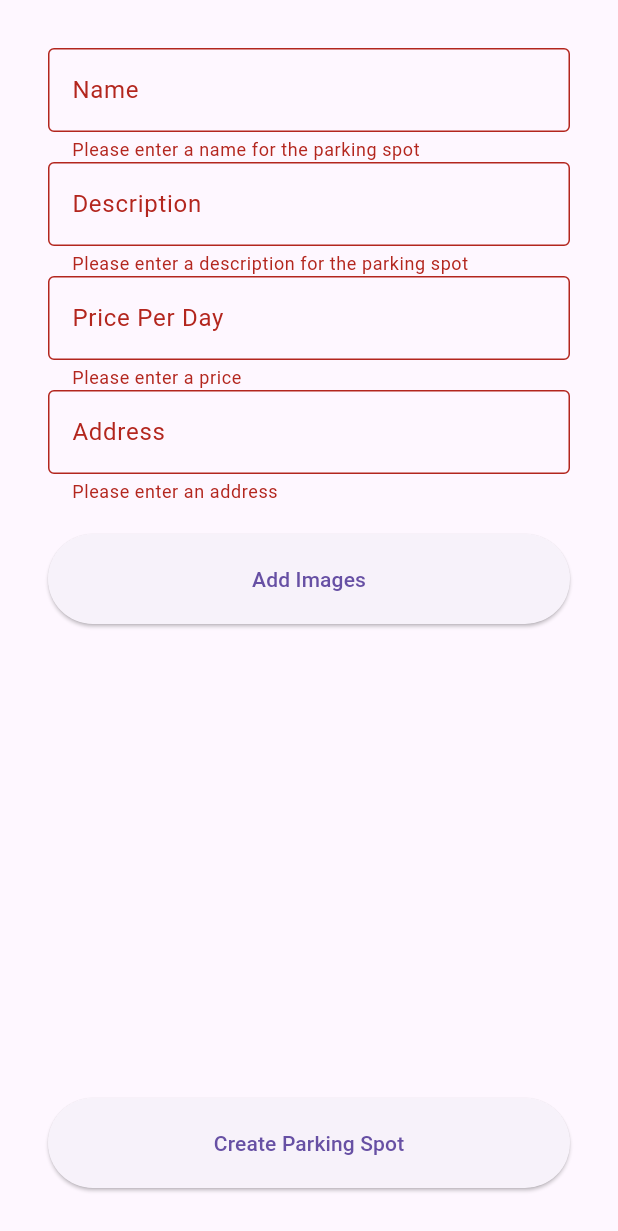
After one commit to MichalTaczala/renting_parking_spaces_app, a Flutter app: the AddParkingPage screen opened directly, after a tap on "Create Parking Spot", on a phone screen of 412 x 824 dp. The commit adds this screen. Shown: the top 1231 px of the screen. Run offline on Flutter 3.47's test engine with Material 3 defaults, Android fonts, the light colour scheme and no system bars; our stand-ins replace bloc, firebase_auth, firebase_core, flutter_bloc, freezed_annotation, google_sign_in and 1 more; missing offline and left inert: flutter_stripe; accounts and stored records are empty.

Commit message:
adding parking spot

```diff
--- /dev/null
+++ b/mobile_parking_app/lib/cubits/add_parking_spot_cubit/add_parking_spot_cubit.dart
@@ -0,0 +1,51 @@
+import 'dart:io';
+
+import 'package:bloc/bloc.dart';
+import 'package:mobile_parking_app/models/parking_details_model.dart';
+import 'package:mobile_parking_app/repositories/flask_repository.dart';
+
+import 'add_parking_spot_state.dart';
+
+class AddParkingSpotCubit extends Cubit<AddParkingSpotState> {
+  AddParkingSpotCubit(this._flaskRepository)
+      : super(const AddParkingSpotState());
+  final FlaskRepository _flaskRepository;
+
+  void nameChanged(String name) {
+    emit(state.copyWith(name: name));
+  }
+
+  void addressChanged(String address) {
+    emit(state.copyWith(address: address));
+  }
+
+  void priceChanged(String price) {
+    emit(state.copyWith(price: price));
+  }
+
+  void descriptionChanged(String description) {
+    emit(state.copyWith(description: description));
+  }
+
+  void imagesChanged(List<File> images) {
+    emit(state.copyWith(images: images));
+  }
+
+  Future<void> addParkingSpot() async {
+    await Future.wait(
+      [
+        _flaskRepository.addParkingSpot(
+          ParkingDetailsModel(
+            name: state.name,
+            address: state.address,
+            price: state.price,
+            description: state.description,
+            // images: state.images,
+            currency: 'USD',
+          ),
+        ),
+        _flaskRepository.addParkingSpotImages(state.images),
+      ],
+    );
+  }
+}
--- /dev/null
+++ b/mobile_parking_app/lib/cubits/add_parking_spot_cubit/add_parking_spot_state.dart
@@ -0,0 +1,16 @@
+import 'dart:io';
+
+import 'package:freezed_annotation/freezed_annotation.dart';
+
+part 'add_parking_spot_state.freezed.dart';
+
+@freezed
+class AddParkingSpotState with _$AddParkingSpotState {
+  const factory AddParkingSpotState({
+    @Default("") String name,
+    @Default("") String address,
+    @Default("") double price,
+    @Default("") String description,
+    @Default([]) List<File> images,
+  }) = _AddParkingSpotState;
+}
--- a/mobile_parking_app/lib/main.dart
+++ b/mobile_parking_app/lib/main.dart
@@ -6,6 +6,7 @@ import 'package:mobile_parking_app/cubits/authentication_cubit/authentication_cu
 import 'package:mobile_parking_app/cubits/authentication_cubit/authentication_state.dart';
 import 'package:mobile_parking_app/firebase_options.dart';
 import 'package:mobile_parking_app/models/parking_details_model.dart';
+import 'package:mobile_parking_app/pages/add_parking/add_parking_page.dart';
 import 'package:mobile_parking_app/pages/log_in/log_in_page.dart';
 import 'package:mobile_parking_app/pages/main_page/main_page.dart';
 import 'package:mobile_parking_app/pages/parking_details/parking_details_page.dart';
@@ -49,6 +50,7 @@ class MainApp extends StatelessWidget {
                       .arguments as ParkingDetailsModel,
                 ),
             "/payment": (context) => const StripePaymentPage(),
+            "/addParkingSpot": (context) => const AddParkingPage(),
           },
           builder: (context2, child) {
             return BlocListener<AuthenticationCubit, AuthenticationState>(
--- a/mobile_parking_app/lib/models/parking_details_model.dart
+++ b/mobile_parking_app/lib/models/parking_details_model.dart
@@ -1,32 +1,34 @@
+import 'dart:io';
+
 class ParkingDetailsModel {
-  final String id;
+  final String? id;
   final String name;
-  final String address;
-  final String phone;
-  final String email;
-  final List<String> images;
+  final String? address;
+  final String? phone;
+  final String? email;
+  final List<File>? images;
   final String description;
   final String? latitude;
   final String? longitude;
   final double price;
   final String currency;
-  final String rating;
-  final String distance;
+  final String? rating;
+  final String? distance;
 
   ParkingDetailsModel({
-    required this.id,
+    this.id,
     required this.name,
-    required this.address,
-    required this.phone,
-    required this.email,
-    required this.images,
+    this.address,
+    this.phone,
+    this.email,
+    this.images,
     required this.description,
-    required this.latitude,
-    required this.longitude,
+    this.latitude,
+    this.longitude,
     required this.price,
     required this.currency,
-    required this.rating,
-    required this.distance,
+    this.rating,
+    this.distance,
   });
 
   factory ParkingDetailsModel.fromJson(Map<String, dynamic> json) {
@@ -36,7 +38,7 @@ class ParkingDetailsModel {
       address: json['address'],
       phone: json['phone'],
       email: json['email'],
-      images: List<String>.from(json['images']),
+      images: [],
       description: json['description'],
       latitude: json['latitude'],
       longitude: json['longitude'],
@@ -46,4 +48,21 @@ class ParkingDetailsModel {
       distance: json['distance'],
     );
   }
+  Map<String, dynamic> toJson() {
+    return {
+      'id': id,
+      'name': name,
+      'address': address,
+      'phone': phone,
+      'email': email,
+      'images': images.map((file) => file.path).toList(),
+      'description': description,
+      'latitude': latitude,
+      'longitude': longitude,
+      'price': price,
+      'currency': currency,
+      'rating': rating,
+      'distance': distance,
+    };
+  }
 }
--- /dev/null
+++ b/mobile_parking_app/lib/pages/add_parking/add_parking_page.dart
@@ -0,0 +1,173 @@
+import 'dart:io';
+
+import 'package:flutter/material.dart';
+import 'package:flutter_bloc/flutter_bloc.dart';
+import 'package:image_picker/image_picker.dart';
+import 'package:mobile_parking_app/cubits/add_parking_spot_cubit/add_parking_spot_cubit.dart';
+import 'package:mobile_parking_app/cubits/add_parking_spot_cubit/add_parking_spot_state.dart';
+import 'package:mobile_parking_app/models/parking_details_model.dart';
+import 'package:mobile_parking_app/repositories/flask_repository.dart';
+
+class AddParkingScreen extends StatelessWidget {
+  const AddParkingScreen({super.key});
+
+  @override
+  Widget build(BuildContext context) {
+    return RepositoryProvider(
+      create: (context) => FlaskRepository(),
+      child: BlocProvider(
+        create: (context) =>
+            AddParkingSpotCubit(context.read<FlaskRepository>()),
+        child: const AddParkingPage(),
+      ),
+    );
+  }
+}
+
+class AddParkingPage extends StatefulWidget {
+  const AddParkingPage({super.key});
+
+  @override
+  State<AddParkingPage> createState() => _AddParkingPageState();
+}
+
+class _AddParkingPageState extends State<AddParkingPage> {
+  final _formKey = GlobalKey<FormState>();
+
+  final TextEditingController _addressController = TextEditingController();
+
+  final TextEditingController _nameController = TextEditingController();
+
+  final TextEditingController _priceController = TextEditingController();
+
+  final TextEditingController _descriptionController = TextEditingController();
+
+  late final List<File> _images;
+
+  Widget _buildNameField() {
+    return TextFormField(
+      controller: _nameController,
+      decoration: const InputDecoration(labelText: 'Name'),
+      validator: (value) {
+        if (value == null || value.isEmpty) {
+          return 'Please enter a name for the parking spot';
+        }
+        return null;
+      },
+    );
+  }
+
+  Widget _buildDescriptionField() {
+    return TextFormField(
+      controller: _descriptionController,
+      decoration: const InputDecoration(labelText: 'Description'),
+      validator: (value) {
+        if (value == null || value.isEmpty) {
+          return 'Please enter a description for the parking spot';
+        }
+        return null;
+      },
+    );
+  }
+
+  Widget _buildPriceField() {
+    return TextFormField(
+      controller: _priceController,
+      decoration: const InputDecoration(labelText: 'Price Per Day'),
+      keyboardType: const TextInputType.numberWithOptions(decimal: true),
+      validator: (value) {
+        if (value == null || value.isEmpty) {
+          return 'Please enter a price';
+        }
+        return null;
+      },
+    );
+  }
+
+  Widget _buildAddressField() {
+    return TextFormField(
+      controller: _addressController,
+      decoration: const InputDecoration(labelText: 'Address'),
+      validator: (value) {
+        if (value == null || value.isEmpty) {
+          return 'Please enter an address';
+        }
+        return null;
+      },
+    );
+  }
+
+  Future _getImageFromGallery() async {
+    final picker = ImagePicker();
+    final pickedFiles = await picker.pickMultiImage(limit: 10);
+    setState(() {
+      _images = pickedFiles.map((e) => File(e.path)).toList();
+    });
+  }
+
+  Widget _buildImagesField() {
+    return ElevatedButton(
+      onPressed: _getImageFromGallery,
+      child: const Text('Add Images'),
+    );
+  }
+
+  @override
+  Widget build(BuildContext context) {
+    return Scaffold(
+      body: BlocBuilder<AddParkingSpotCubit, AddParkingSpotState>(
+        builder: (context, state) {
+          return Form(
+            key: _formKey,
+            child: Padding(
+              padding: const EdgeInsets.all(32.0),
+              child: Column(
+                // padding: const EdgeInsets.all(32.0),
+                children: <Widget>[
+                  _buildNameField(),
+                  _buildDescriptionField(),
+                  _buildPriceField(),
+                  _buildAddressField(),
+                  const SizedBox(height: 20),
+                  _buildImagesField(),
+                  const Spacer(),
+                  ElevatedButton(
+                    onPressed: () {
+                      if (_formKey.currentState!.validate()) {
+                        _createParkingSpot();
+                      }
+                    },
+                    child: const Text('Create Parking Spot'),
+                  ),
+                ],
+              ),
+            ),
+          );
+        },
+      ),
+    );
+  }
+
+  void _createParkingSpot() {
+    ParkingDetailsModel newSpot = ParkingDetailsModel(
+      name: _nameController.text,
+      description: _descriptionController.text,
+      images: _images,
+      price: double.parse(_priceController.text),
+      address: _addressController.text,
+      currency: 'USD',
+    );
+
+    // Here you could save the new parking spot to a database or a state management solution
+    print('Parking Spot Created: ${newSpot.name}');
+    Navigator.pop(context); // Optionally close this page after creation
+  }
+
+  @override
+  void dispose() {
+    _nameController.dispose();
+    _priceController.dispose();
+    _addressController.dispose();
+    super.dispose();
+  }
+}
--- a/mobile_parking_app/lib/pages/main_page/views/profile_view.dart
+++ b/mobile_parking_app/lib/pages/main_page/views/profile_view.dart
@@ -9,6 +9,12 @@ class ProfileView extends StatelessWidget {
   Widget build(BuildContext context) {
     return Column(
       children: [
+        ElevatedButton(
+          onPressed: () => Navigator.of(context).pushNamed("/addParkingSpot"),
+          child: const Text(
+            "Add Parking Spot",
+          ),
+        ),
         ElevatedButton(
           onPressed: context.read<AuthenticationCubit>().logOut,
           style: ButtonStyle(
--- /dev/null
+++ b/mobile_parking_app/lib/repositories/flask_repository.dart
@@ -0,0 +1,30 @@
+import 'dart:convert';
+import 'dart:io';
+
+import 'package:http/http.dart' as http;
+import 'package:mobile_parking_app/models/parking_details_model.dart';
+
+class FlaskRepository {
+  Future<void> addParkingSpot(ParkingDetailsModel model) async {
+    final url = Uri.parse('http://');
+    final response = await http.post(
+      url,
+      body: jsonEncode(model.toJson()),
+    );
+  }
+
+  Future<void> addParkingSpotImages(List<File> images) async {
+    final url = Uri.parse('http://');
+    final request = http.MultipartRequest('POST', url);
+    for (var image in images) {
+      request.files.add(
+        http.MultipartFile.fromBytes(
+          'images',
+          image.readAsBytesSync(),
+          filename: image.path.split('/').last,
+        ),
+      );
+    }
+    await request.send();
+  }
+}
--- a/mobile_parking_app/pubspec.yaml
+++ b/mobile_parking_app/pubspec.yaml
@@ -26,6 +26,7 @@ dependencies:
   uuid: ^4.1.0
   equatable: ^2.0.5
   transparent_image_button: ^1.0.0
+  image_picker: ^1.1.1
 
 dev_dependencies:
   flutter_test:
```
Also changed, not shown: mobile_parking_app/lib/cubits/add_parking_spot_cubit/add_parking_spot_state.freezed.dart (added), mobile_parking_app/pubspec.lock, 6 other files.
